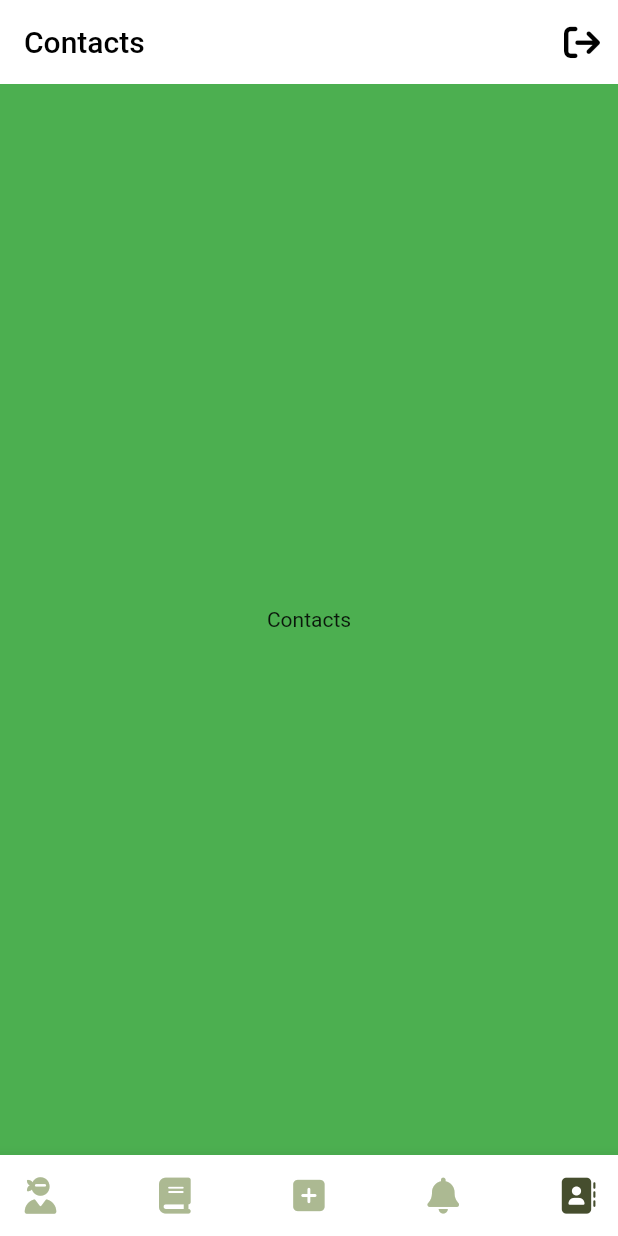
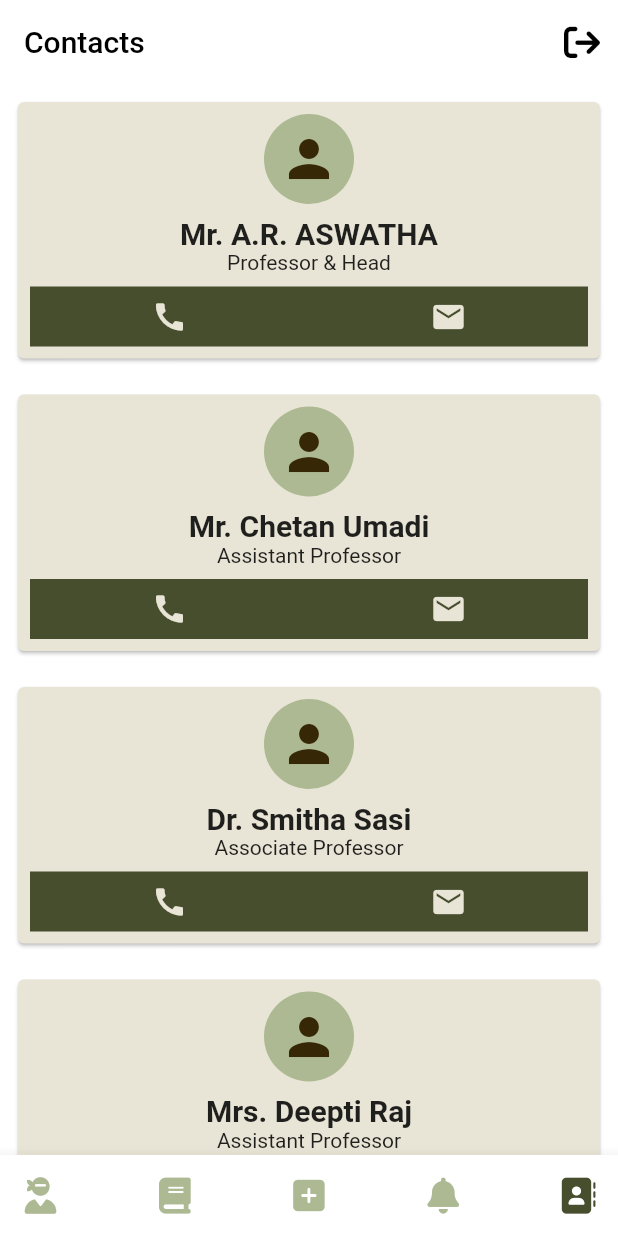
Before and after one commit to HarsHvA/onl, a Flutter app: the screen it shows once a user with an empty profile is signed in, item 5 of the bottom bar chosen, on a phone screen of 412 x 824 dp. Run offline on Flutter 3.47's test engine with Material 2 defaults, Android fonts, the phone set to English and light mode, and no system bars; our stand-ins replace cloud_firestore, dio, file_picker, firebase_auth, firebase_core, firebase_storage and 3 more; missing offline and left inert: syncfusion_flutter_pdfviewer; accounts and stored records are empty.

Commit message:
almost complete

```diff
--- a/lib/screens/views/contacts.dart
+++ b/lib/screens/views/contacts.dart
@@ -1,4 +1,6 @@
 import 'package:flutter/material.dart';
+import 'package:onl/common/colors.dart';
+import 'package:url_launcher/url_launcher.dart';
 
 class ContactsView extends StatefulWidget {
   const ContactsView({Key? key}) : super(key: key);
@@ -8,13 +10,120 @@ class ContactsView extends StatefulWidget {
 }
 
 class _ContactsViewState extends State<ContactsView> {
+  final contacts = [
+    {
+      "Name": "Mr. A.R. ASWATHA",
+      "Designation": "Professor & Head",
+      "Email Id": "hod-tc@dayanandasagar.edu"
+    },
+    {
+      "Name": "Mr. Chetan Umadi",
+      "Designation": "Assistant Professor",
+      "Email Id": "chetan-tce@dayanandasagar.edu"
+    },
+    {
+      "Name": "Dr. Smitha Sasi",
+      "Designation": "Associate Professor",
+      "Email Id": "smitha-tce@dayanandasagar.edu"
+    },
+    {
+      "Name": "Mrs. Deepti Raj",
+      "Designation": "Assistant Professor",
+      "Email Id": "deepthi-tce@dayanandasagar.edu"
+    },
+    {
+      "Name": "Mr. Santosh B",
+      "Designation": "Assistant Professor",
+      "Email Id": "santosh-tce@dayanandasagar.edu"
+    },
+    {
+      "Name": "Dr.Vinod B Durdi",
+      "Designation": "Professor",
+      "Email Id": "vinoddurdi-tce@dayanandasagar.edu"
+    },
+    {
+      "Name": "Mr. Vivek Raj K",
+      "Designation": "Assistant Professor",
+      "Email Id": "vivek-tce@dayanandasagar.edu"
+    }
+  ];
+  void _launchURL(_url) async {
+    if (!await launchUrl(_url)) throw 'Could not launch $_url';
+  }
+
   @override
   Widget build(BuildContext context) {
-    return Container(
-      color: Colors.green,
-      child: const Center(
-        child: Text("Contacts"),
-      ),
-    );
+    return ListView.builder(
+        itemCount: contacts.length,
+        itemBuilder: (context, index) {
+          return Padding(
+            padding: const EdgeInsets.all(8.0),
+            child: Card(
+              color: primaryColor,
+              child: Column(
+                mainAxisAlignment: MainAxisAlignment.spaceBetween,
+                crossAxisAlignment: CrossAxisAlignment.center,
+                children: [
+                  const Padding(
+                    padding: EdgeInsets.all(8.0),
+                    child: CircleAvatar(
+                      radius: 30,
+                      backgroundColor: secondaryColor,
+                      child: Icon(
+                        Icons.person,
+                        size: 40,
+                        color: secondaryDark,
+                      ),
+                    ),
+                  ),
+                  Text(
+                    contacts[index]["Name"].toString(),
+                    style: const TextStyle(
+                        fontSize: 20, fontWeight: FontWeight.bold),
+                  ),
+                  Text(contacts[index]["Designation"].toString()),
+                  Padding(
+                    padding: const EdgeInsets.all(8.0),
+                    child: Row(
+                      mainAxisAlignment: MainAxisAlignment.spaceEvenly,
+                      crossAxisAlignment: CrossAxisAlignment.center,
+                      children: [
+                        Expanded(
+                          child: Container(
+                            color: primaryDark,
+                            child: const Padding(
+                              padding: EdgeInsets.all(8.0),
+                              child: Icon(
+                                Icons.call,
+                                color: primaryColor,
+                              ),
+                            ),
+                          ),
+                        ),
+                        Expanded(
+                          child: GestureDetector(
+                            onTap: () {
+                              _launchURL(Uri.parse(
+                                  'mailto:${contacts[index]["Email Id"].toString()}'));
+                            },
+                            child: Container(
+                                color: primaryDark,
+                                child: const Padding(
+                                  padding: EdgeInsets.all(8.0),
+                                  child: Icon(
+                                    Icons.mail,
+                                    color: primaryColor,
+                                  ),
+                                )),
+                          ),
+                        )
+                      ],
+                    ),
+                  )
+                ],
+              ),
+            ),
+          );
+        });
   }
 }
--- a/pubspec.yaml
+++ b/pubspec.yaml
@@ -48,6 +48,7 @@ dependencies:
   dio: ^4.0.6
   path_provider: ^2.0.10
   permission_handler: ^9.2.0
+  url_launcher: ^6.1.2
 
 dev_dependencies:
   flutter_test:
```
Also changed, not shown: pubspec.lock, 2 other files.
